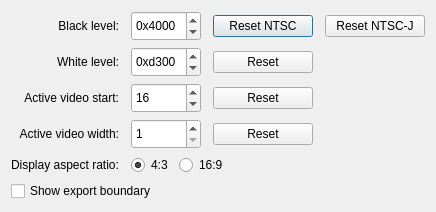
Qt form src/ld-analyse/videoparametersdialog.ui (n00mkrad/tbc-tools) before a commit.
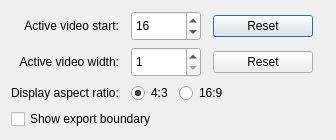
The same form after that commit.

Commit message: Rework video level controls in decoder config

```diff
--- a/src/ld-analyse/videoparametersdialog.ui
+++ b/src/ld-analyse/videoparametersdialog.ui
@@ -21,130 +21,6 @@
     <number>12</number>
    </property>
    <item row="0" column="0">
-    <widget class="QLabel" name="blackLevelLabel">
-     <property name="text">
-      <string>Black level:</string>
-     </property>
-     <property name="alignment">
-      <set>Qt::AlignRight|Qt::AlignTrailing|Qt::AlignVCenter</set>
-     </property>
-    </widget>
-   </item>
-   <item row="0" column="1">
-    <widget class="QSpinBox" name="blackLevelSpinBox">
-     <property name="sizePolicy">
-      <sizepolicy hsizetype="Preferred" vsizetype="Fixed">
-       <horstretch>0</horstretch>
-       <verstretch>0</verstretch>
-      </sizepolicy>
-     </property>
-     <property name="minimumSize">
-      <size>
-       <width>70</width>
-       <height>30</height>
-      </size>
-     </property>
-     <property name="prefix">
-      <string>0x</string>
-     </property>
-     <property name="maximum">
-      <number>32767</number>
-     </property>
-     <property name="singleStep">
-      <number>256</number>
-     </property>
-     <property name="value">
-      <number>16384</number>
-     </property>
-     <property name="displayIntegerBase">
-      <number>16</number>
-     </property>
-    </widget>
-   </item>
-   <item row="0" column="2">
-    <widget class="QPushButton" name="blackLevelResetButton">
-     <property name="minimumSize">
-      <size>
-       <width>100</width>
-       <height>0</height>
-      </size>
-     </property>
-     <property name="text">
-      <string>Reset NTSC</string>
-     </property>
-    </widget>
-   </item>
-   <item row="0" column="3">
-    <widget class="QPushButton" name="blackLevelAltResetButton">
-     <property name="minimumSize">
-      <size>
-       <width>100</width>
-       <height>0</height>
-      </size>
-     </property>
-     <property name="text">
-      <string>Reset NTSC-J</string>
-     </property>
-    </widget>
-   </item>
-   <item row="1" column="0">
-    <widget class="QLabel" name="whiteLevelLabel">
-     <property name="text">
-      <string>White level:</string>
-     </property>
-     <property name="alignment">
-      <set>Qt::AlignRight|Qt::AlignTrailing|Qt::AlignVCenter</set>
-     </property>
-    </widget>
-   </item>
-   <item row="1" column="1">
-    <widget class="QSpinBox" name="whiteLevelSpinBox">
-     <property name="sizePolicy">
-      <sizepolicy hsizetype="Preferred" vsizetype="Fixed">
-       <horstretch>0</horstretch>
-       <verstretch>0</verstretch>
-      </sizepolicy>
-     </property>
-     <property name="minimumSize">
-      <size>
-       <width>70</width>
-       <height>30</height>
-      </size>
-     </property>
-     <property name="prefix">
-      <string>0x</string>
-     </property>
-     <property name="minimum">
-      <number>32768</number>
-     </property>
-     <property name="maximum">
-      <number>65535</number>
-     </property>
-     <property name="singleStep">
-      <number>256</number>
-     </property>
-     <property name="value">
-      <number>54016</number>
-     </property>
-     <property name="displayIntegerBase">
-      <number>16</number>
-     </property>
-    </widget>
-   </item>
-   <item row="1" column="2">
-    <widget class="QPushButton" name="whiteLevelResetButton">
-     <property name="minimumSize">
-      <size>
-       <width>100</width>
-       <height>0</height>
-      </size>
-     </property>
-     <property name="text">
-      <string>Reset</string>
-     </property>
-    </widget>
-   </item>
-   <item row="2" column="0">
     <widget class="QLabel" name="activeVideoStartlLabel">
      <property name="text">
       <string>Active video start:</string>
@@ -154,7 +30,7 @@
      </property>
     </widget>
    </item>
-   <item row="2" column="1">
+   <item row="0" column="1">
     <widget class="QSpinBox" name="activeVideoStartSpinBox">
      <property name="sizePolicy">
       <sizepolicy hsizetype="Preferred" vsizetype="Fixed">
@@ -188,7 +64,7 @@
      </property>
     </widget>
    </item>
-   <item row="2" column="2">
+   <item row="0" column="2">
     <widget class="QPushButton" name="activeVideoStartResetButton">
      <property name="minimumSize">
       <size>
@@ -201,7 +77,7 @@
      </property>
     </widget>
    </item>
-   <item row="3" column="0">
+   <item row="1" column="0">
     <widget class="QLabel" name="activeVideoWidthlLabel">
      <property name="text">
       <string>Active video width:</string>
@@ -211,7 +87,7 @@
      </property>
     </widget>
    </item>
-   <item row="3" column="1">
+   <item row="1" column="1">
     <widget class="QSpinBox" name="activeVideoWidthSpinBox">
      <property name="sizePolicy">
       <sizepolicy hsizetype="Preferred" vsizetype="Fixed">
@@ -245,7 +121,7 @@
      </property>
     </widget>
    </item>
-   <item row="3" column="2">
+   <item row="1" column="2">
     <widget class="QPushButton" name="activeVideoWidthResetButton">
      <property name="minimumSize">
       <size>
@@ -258,7 +134,7 @@
      </property>
     </widget>
    </item>
-   <item row="4" column="0">
+   <item row="2" column="0">
     <widget class="QLabel" name="aspectRatioLabel">
      <property name="text">
       <string>Display aspect ratio:</string>
@@ -268,23 +144,7 @@
      </property>
     </widget>
    </item>
-   <item row="2" column="0">
-    <spacer name="verticalSpacer_1">
-     <property name="orientation">
-      <enum>Qt::Vertical</enum>
-     </property>
-     <property name="sizeType">
-      <enum>QSizePolicy::MinimumExpanding</enum>
-     </property>
-     <property name="sizeHint" stdset="0">
-      <size>
-       <width>20</width>
-       <height>15</height>
-      </size>
-     </property>
-    </spacer>
-   </item>
-   <item row="4" column="1" colspan="3">
+   <item row="2" column="1" colspan="3">
     <widget class="QWidget" name="aspectRatioWidget" native="true">
      <layout class="QHBoxLayout" name="horizontalLayout">
       <property name="leftMargin">
@@ -338,7 +198,7 @@
      </layout>
     </widget>
    </item>
-  <item row="5" column="0" colspan="4">
+  <item row="3" column="0" colspan="4">
    <widget class="QCheckBox" name="exportBoundaryCheckBox">
     <property name="text">
      <string>Show export boundary</string>
```
The commit also changes 8 other files.
